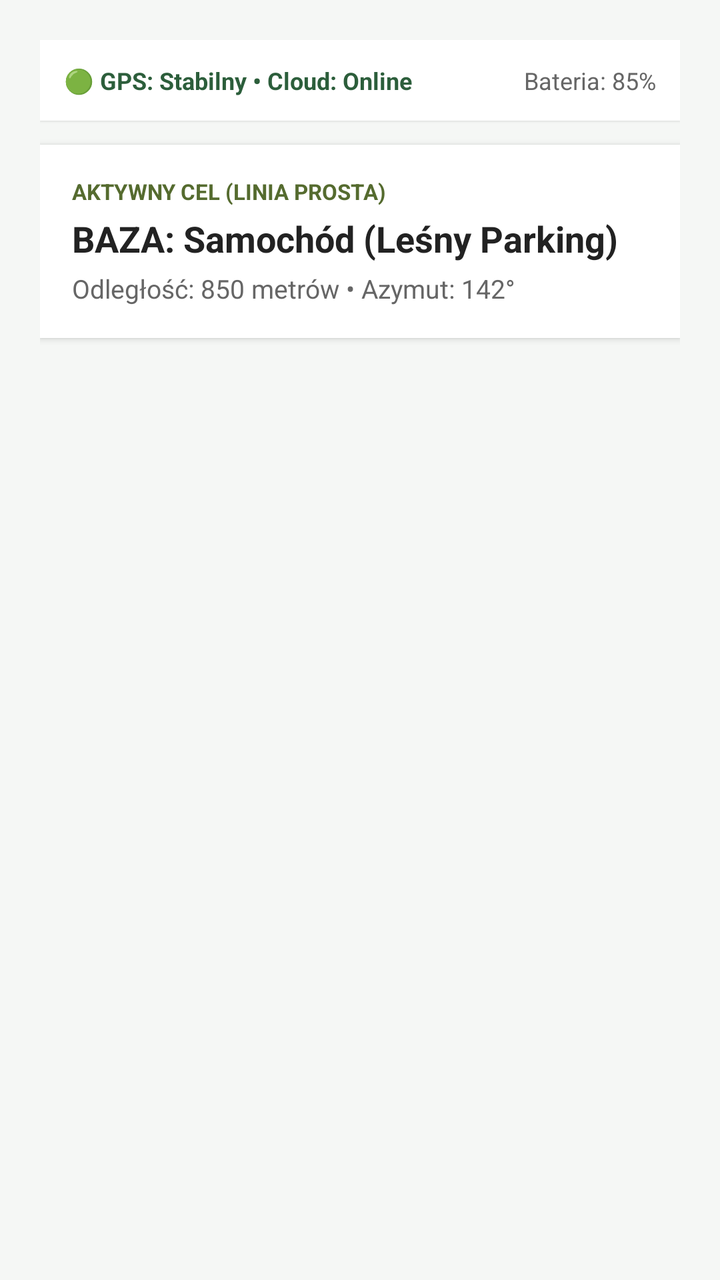
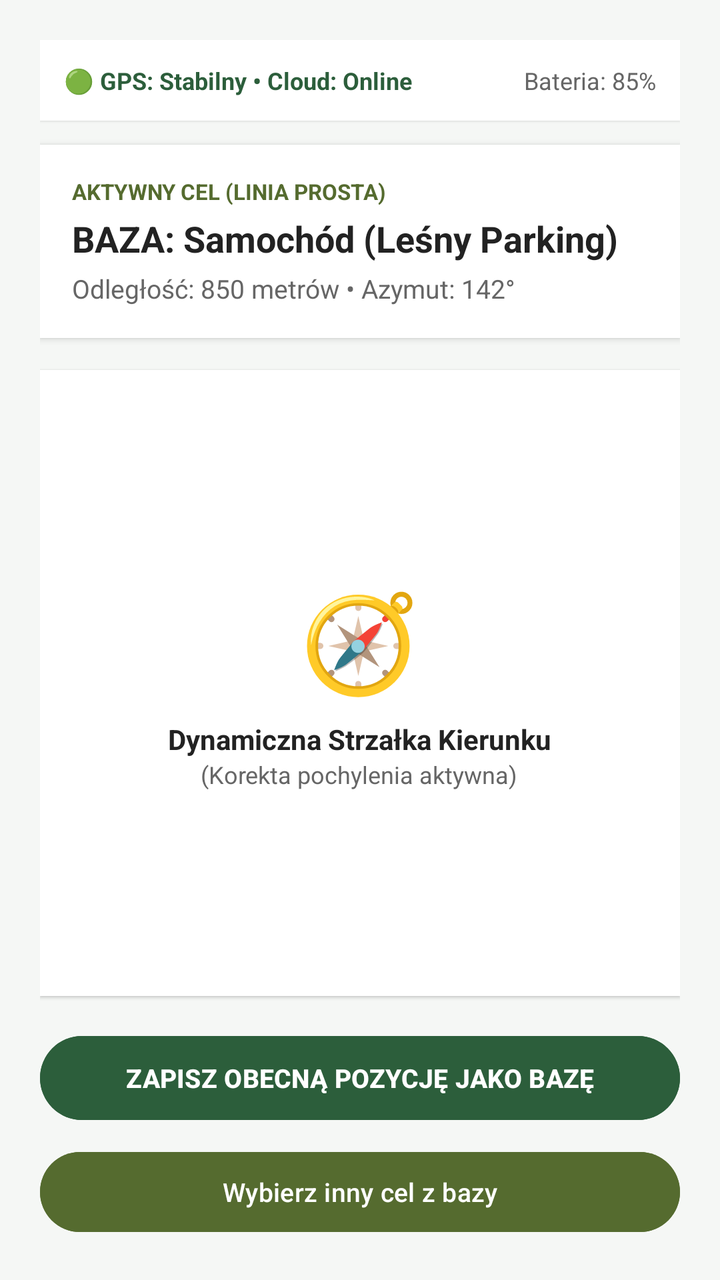

Screens rendered from an Android XML layout before and after an edit, with the pre-edit source and the edit as a unified diff.
<!-- AndroidManifest.xml: application theme Theme.SafeReturn -->
<!-- res/layout/fragment_navigator.xml -->
<?xml version="1.0" encoding="utf-8"?>
<LinearLayout xmlns:android="http://schemas.android.com/apk/res/android"
    android:layout_width="match_parent"
    android:layout_height="match_parent"
    android:background="@color/bg_light"
    android:orientation="vertical"
    android:padding="20dp">

    
    <LinearLayout
        android:layout_width="match_parent"
        android:layout_height="wrap_content"
        android:layout_marginBottom="12dp"
        android:background="@color/card_bg"
        android:elevation="1dp"
        android:orientation="horizontal"
        android:padding="12dp">

        <TextView
            android:layout_width="0dp"
            android:layout_height="wrap_content"
            android:layout_weight="1"
            android:text="🟢 GPS: Stabilny • Cloud: Online"
            android:textColor="@color/forest_primary"
            android:textSize="12sp"
            android:textStyle="bold" />

        <TextView
            android:layout_width="wrap_content"
            android:layout_height="wrap_content"
            android:text="Bateria: 85%"
            android:textColor="@color/text_muted"
            android:textSize="12sp" />
    </LinearLayout>

    
    <LinearLayout
        android:layout_width="match_parent"
        android:layout_height="wrap_content"
        android:background="@color/card_bg"
        android:elevation="2dp"
        android:orientation="vertical"
        android:padding="16dp">

        <TextView
            android:layout_width="wrap_content"
            android:layout_height="wrap_content"
            android:text="AKTYWNY CEL (LINIA PROSTA)"
            android:textColor="@color/forest_accent"
            android:textSize="11sp"
            android:textStyle="bold" />

        <TextView
            android:layout_width="wrap_content"
            android:layout_height="wrap_content"
            android:layout_marginTop="4dp"
            android:text="BAZA: Samochód (Leśny Parking)"
            android:textColor="@color/text_main"
            android:textSize="18sp"
            android:textStyle="bold" />

        <TextView
            android:layout_width="wrap_content"
            android:layout_height="wrap_content"
            android:layout_marginTop="4dp"
            android:text="Odległość: 850 metrów • Azymut: 142°"
            android:textColor="@color/text_muted"
            android:textSize="13sp" />
    </LinearLayout>
</LinearLayout>
<!-- resources referenced by this layout -->
<resources>
  <color name="bg_light">#F5F7F5</color>
  <color name="card_bg">#FFFFFF</color>
  <color name="forest_accent">#556B2F</color>
  <color name="forest_primary">#2C5E3B</color>
  <color name="text_main">#222222</color>
  <color name="text_muted">#666666</color>
  <style name="Theme.SafeReturn" parent="Base.Theme.SafeReturn" />
  <style name="Base.Theme.SafeReturn" parent="Theme.Material3.DayNight.NoActionBar">
          
          
      </style>
</resources>

<!-- the commit's change to res/layout/fragment_navigator.xml (unified diff, before → after) -->
@@ -67,4 +67,65 @@
             android:textColor="@color/text_muted"
             android:textSize="13sp" />
     </LinearLayout>
+
+    
+    <FrameLayout
+        android:layout_width="match_parent"
+        android:layout_height="0dp"
+        android:layout_weight="1"
+        android:layout_marginVertical="16dp"
+        android:background="@color/card_bg"
+        android:elevation="1dp">
+
+        <LinearLayout
+            android:layout_width="wrap_content"
+            android:layout_height="wrap_content"
+            android:layout_gravity="center"
+            android:gravity="center"
+            android:orientation="vertical">
+
+            <TextView
+                android:layout_width="wrap_content"
+                android:layout_height="wrap_content"
+                android:text="🧭"
+                android:textSize="48sp" />
+
+            <TextView
+                android:layout_width="wrap_content"
+                android:layout_height="wrap_content"
+                android:layout_marginTop="8dp"
+                android:text="Dynamiczna Strzałka Kierunku"
+                android:textColor="@color/text_main"
+                android:textSize="14sp"
+                android:textStyle="bold" />
+
+            <TextView
+                android:layout_width="wrap_content"
+                android:layout_height="wrap_content"
+                android:text="(Korekta pochylenia aktywna)"
+                android:textColor="@color/text_muted"
+                android:textSize="12sp" />
+        </LinearLayout>
+    </FrameLayout>
+
+    
+    <Button
+        android:layout_width="match_parent"
+        android:layout_height="50dp"
+        android:layout_marginBottom="8dp"
+        android:backgroundTint="@color/forest_primary"
+        android:text="ZAPISZ OBECNĄ POZYCJĘ JAKO BAZĘ"
+        android:textColor="@android:color/white"
+        android:textSize="13sp"
+        android:textStyle="bold" />
+
+    <Button
+        android:layout_width="match_parent"
+        android:layout_height="48dp"
+        android:backgroundTint="@color/forest_accent"
+        android:text="Wybierz inny cel z bazy"
+        android:textColor="@android:color/white"
+        android:textSize="13sp" />
+
+
 </LinearLayout>
